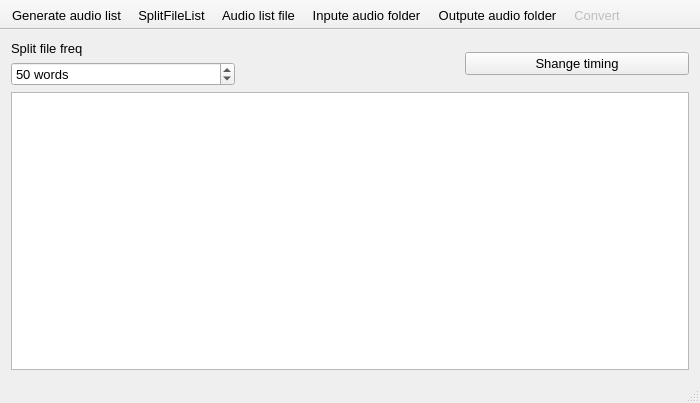
This is Converter/MainWindow.ui in pestOO/AdvancedClub as Qt 5 draws it before an edit. The edited form follows.
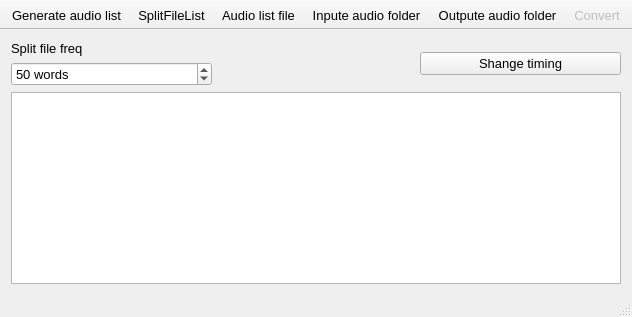
This is the edited form. Icons and pictures are not drawn.

Commit message: *fix wrong converter translation *width of MainWindow set to 1/3 of desktop

Diff of the .ui file:
```diff
--- a/Converter/MainWindow.ui
+++ b/Converter/MainWindow.ui
@@ -2,14 +2,6 @@
 <ui version="4.0">
  <class>MainWindow</class>
  <widget class="QMainWindow" name="MainWindow">
-  <property name="geometry">
-   <rect>
-    <x>0</x>
-    <y>0</y>
-    <width>700</width>
-    <height>403</height>
-   </rect>
-  </property>
   <property name="font">
    <font>
     <pointsize>10</pointsize>
```
Left out of the diff: 11 changed lines with no effect on the pictures. The commit also changes 5 other files.
